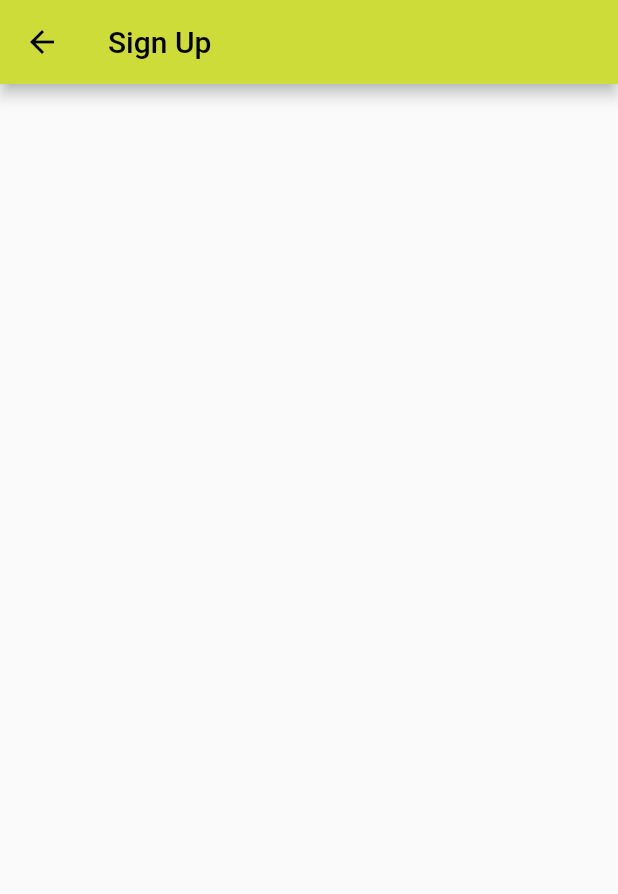
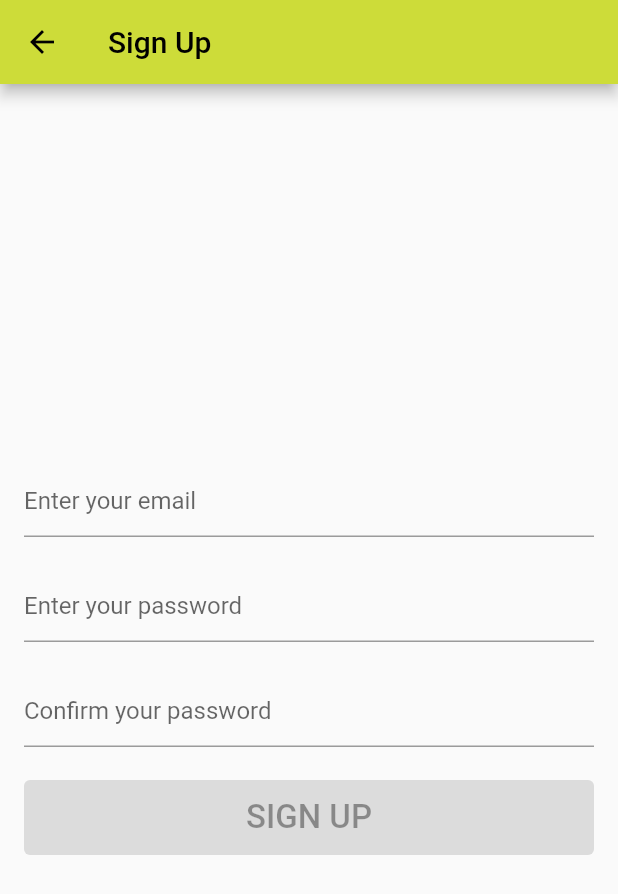
Before and after one commit to zagreba-dev/vmrc, a Flutter app: the SignUpPageWidget screen opened directly, on a phone screen of 412 x 824 dp. Shown: the top 894 px of the screen. Run offline on Flutter 3.47's test engine with Material 2 defaults, Android fonts, the phone set to English and light mode, and no system bars; our stand-ins replace firebase_auth, firebase_core, firebase_database, formz, tuple; accounts and stored records are empty; generated files the repository leaves out were written again.

Commit message:
added sign_up_page_model to sing_up_page_widget

```diff
--- a/lib/widgets/pages/sign_up_page_widget.dart
+++ b/lib/widgets/pages/sign_up_page_widget.dart
@@ -1,4 +1,9 @@
 import 'package:flutter/material.dart';
+import 'package:provider/provider.dart';
+import 'package:vmrc/email.dart';
+import 'package:vmrc/models/sign_up_page_model.dart';
+import 'package:vmrc/password.dart';
+import 'package:vmrc/repositories/auth_repository.dart';
 
 class SignUpPageWidget extends StatelessWidget {
   const SignUpPageWidget({super.key});
@@ -12,9 +17,142 @@ class SignUpPageWidget extends StatelessWidget {
     return Scaffold(
       appBar: AppBar(title: const Text('Sign Up')),
       body: Padding(
-        padding: const EdgeInsets.all(8),
-        child: Container(),
+        padding: const EdgeInsets.all(16),
+        child: ChangeNotifierProvider<SignUpPageModel>(
+          create: (_) => SignUpPageModel(AuthenticationRepository()),
+          child: const SignUpForm(),
+        ),
       ),
     );
   }
 }
+
+class SignUpForm extends StatelessWidget {
+  const SignUpForm({super.key});
+
+  @override
+  Widget build(BuildContext context) {
+    return Center(
+      child: Column(
+        mainAxisSize: MainAxisSize.min,
+        children: [
+          _EmailInput(),
+          //const SizedBox(height: 8),
+          _PasswordInput(),
+          //const SizedBox(height: 8),
+          _ConfirmPasswordInput(),
+          //const SizedBox(height: 8),
+          _SignUpButton(),
+        ],
+      ),
+    );
+  }
+}
+
+class _EmailInput extends StatelessWidget {
+  @override
+  Widget build(BuildContext context) {
+    return Selector<SignUpPageModel, String>(
+        selector: (_, model) => model.state.email.value,
+        builder: (_, data, __) {
+          print('build email $data');
+          return TextField(
+            //key: const Key('signUpForm_emailInput_textField'),
+            onChanged: (email) =>
+                context.read<SignUpPageModel>().emailChanged(email),
+            keyboardType: TextInputType.emailAddress,
+            decoration: InputDecoration(
+              hintText: 'Enter your email',
+              helperText: '',
+              errorText:
+                  context.read<SignUpPageModel>().state.email.displayError ==
+                          EmailValidationError.invalid
+                      ? 'invalid email'
+                      : null,
+            ),
+          );
+        });
+  }
+}
+
+class _PasswordInput extends StatelessWidget {
+  @override
+  Widget build(BuildContext context) {
+    return Selector<SignUpPageModel, String>(
+        selector: (_, model) => model.state.password.value,
+        builder: (_, data, __) {
+          print('build password $data');
+          return TextField(
+            //key: const Key('signUpForm_passwordInput_textField'),
+            onChanged: (password) =>
+                context.read<SignUpPageModel>().passwordChanged(password),
+            obscureText: true,
+            decoration: InputDecoration(
+              hintText: 'Enter your password',
+              helperText: '',
+              errorText:
+                  context.read<SignUpPageModel>().state.password.displayError ==
+                          PasswordValidationError.invalid
+                      ? 'invalid password'
+                      : null,
+            ),
+          );
+        });
+  }
+}
+
+class _ConfirmPasswordInput extends StatelessWidget {
+  @override
+  Widget build(BuildContext context) {
+    return Selector<SignUpPageModel, String>(
+        selector: (_, model) => model.state.confirmedPassword.value,
+        builder: (_, data, __) {
+          print('build confirmedPassword $data');
+          return TextField(
+            key: const Key('signUpForm_confirmedPasswordInput_textField'),
+            onChanged: (confirmPassword) => context
+                .read<SignUpPageModel>()
+                .confirmedPasswordChanged(confirmPassword),
+            obscureText: true,
+            decoration: InputDecoration(
+              hintText: 'Confirm your password',
+              helperText: '',
+              //errorText: state.confirmedPassword.invalid
+              //   ? 'passwords do not match'
+              //   : null,
+            ),
+          );
+        });
+  }
+}
+
+class _SignUpButton extends StatelessWidget {
+  @override
+  Widget build(BuildContext context) {
+    //return state.status.isSubmissionInProgress
+    return Selector<SignUpPageModel, FormzStatus>(
+        selector: (_, model) => model.state.status,
+        builder: (_, data, __) {
+          print('build password $data');
+          return false
+              ? const CircularProgressIndicator()
+              : ElevatedButton(
+                  key: const Key('signUpForm_continue_raisedButton'),
+                  style: ElevatedButton.styleFrom(
+                    minimumSize: const Size.fromHeight(50),
+                  ),
+                  onPressed: context
+                          .watch<SignUpPageModel>()
+                          .state
+                          .validateStatus
+                      ? () =>
+                          context.read<SignUpPageModel>().signUpFormSubmitted()
+                      : null,
+                  child: const Text(
+                    'SIGN UP',
+                    style: TextStyle(fontSize: 22),
+                  ),
+                );
+        });
+  }
+}
```
